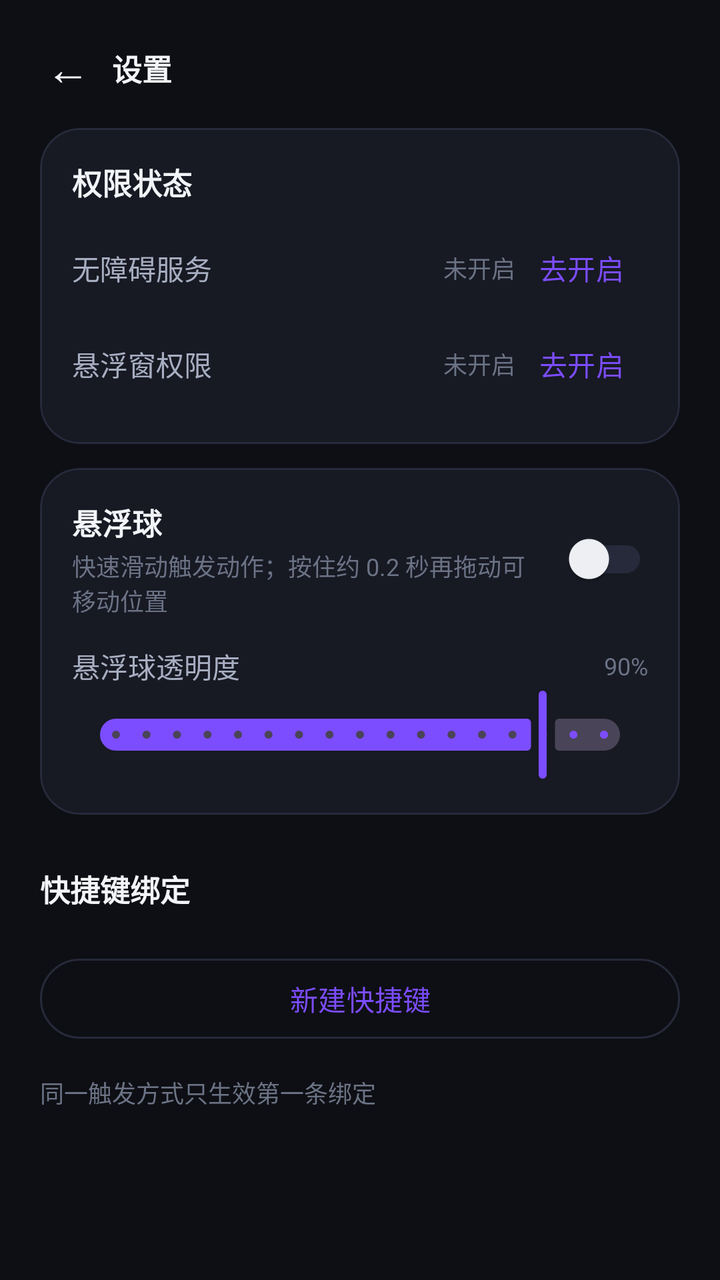
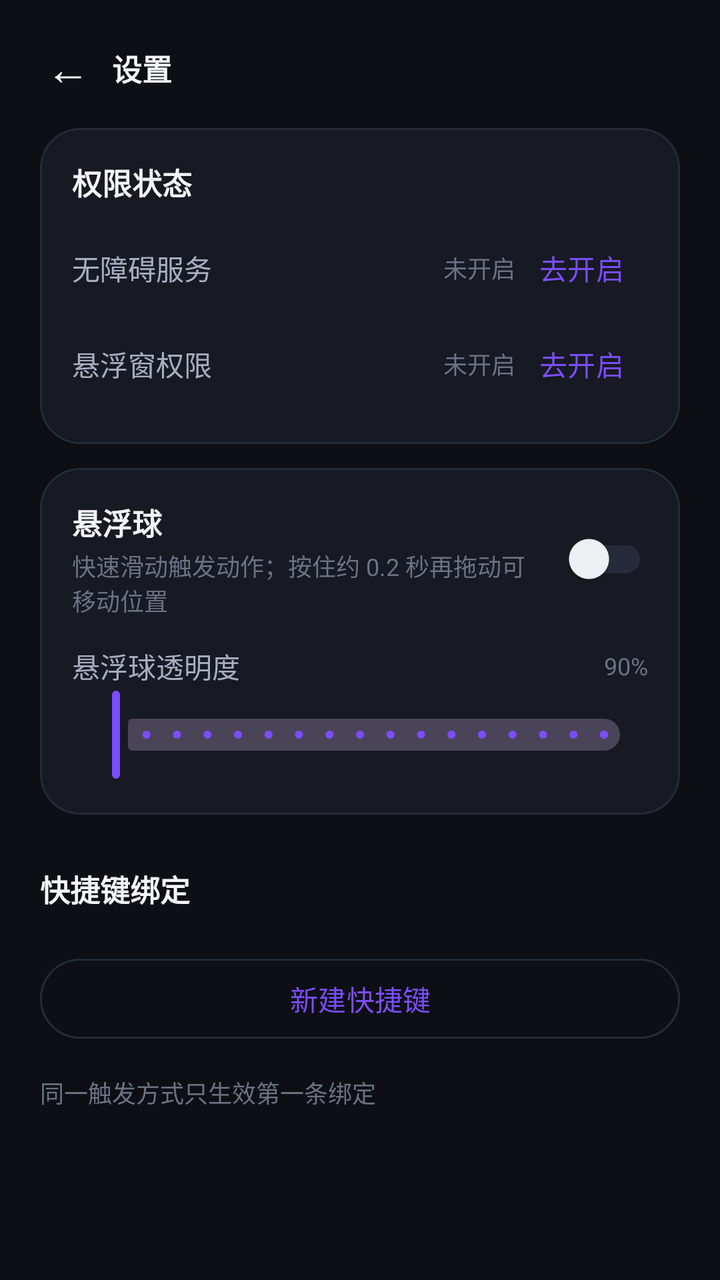

Screens rendered from an Android XML layout before and after an edit, with the pre-edit source and the edit as a unified diff.
<!-- AndroidManifest.xml: application theme Theme.LYToolbox -->
<!-- res/layout/activity_settings.xml -->
<?xml version="1.0" encoding="utf-8"?>
<LinearLayout xmlns:android="http://schemas.android.com/apk/res/android"
    android:layout_width="match_parent"
    android:layout_height="match_parent"
    android:background="@color/bg"
    android:orientation="vertical">

    
    <LinearLayout
        android:layout_width="match_parent"
        android:layout_height="wrap_content"
        android:gravity="center_vertical"
        android:orientation="horizontal"
        android:paddingStart="12dp"
        android:paddingTop="12dp"
        android:paddingEnd="16dp">

        <TextView
            android:id="@+id/btnBack"
            android:layout_width="44dp"
            android:layout_height="44dp"
            android:background="?attr/selectableItemBackgroundBorderless"
            android:gravity="center"
            android:text="←"
            android:textColor="@color/text_primary"
            android:textSize="22sp" />

        <TextView
            style="@style/Text.Section"
            android:layout_width="0dp"
            android:layout_height="wrap_content"
            android:layout_weight="1"
            android:text="@string/settings_title" />
    </LinearLayout>

    <ScrollView
        android:layout_width="match_parent"
        android:layout_height="0dp"
        android:layout_weight="1"
        android:fillViewport="true">

        <LinearLayout
            android:layout_width="match_parent"
            android:layout_height="wrap_content"
            android:orientation="vertical"
            android:paddingStart="20dp"
            android:paddingTop="8dp"
            android:paddingEnd="20dp"
            android:paddingBottom="32dp">

            
            <com.google.android.material.card.MaterialCardView
                style="@style/Widget.LY.Card"
                android:layout_width="match_parent"
                android:layout_height="wrap_content">

                <LinearLayout
                    android:layout_width="match_parent"
                    android:layout_height="wrap_content"
                    android:orientation="vertical"
                    android:padding="16dp">

                    <TextView
                        style="@style/Text.Section"
                        android:layout_width="wrap_content"
                        android:layout_height="wrap_content"
                        android:text="@string/status_title" />

                    <LinearLayout
                        android:layout_width="match_parent"
                        android:layout_height="wrap_content"
                        android:layout_marginTop="8dp"
                        android:gravity="center_vertical"
                        android:orientation="horizontal">

                        <TextView
                            style="@style/Text.Body"
                            android:layout_width="0dp"
                            android:layout_height="wrap_content"
                            android:layout_weight="1"
                            android:text="@string/accessibility_name" />

                        <TextView
                            android:id="@+id/tvAccState"
                            style="@style/Text.Caption"
                            android:layout_width="wrap_content"
                            android:layout_height="wrap_content"
                            android:text="@string/state_off" />

                        <com.google.android.material.button.MaterialButton
                            android:id="@+id/btnAccess"
                            style="@style/Widget.Material3.Button.TextButton"
                            android:layout_width="wrap_content"
                            android:layout_height="wrap_content"
                            android:minWidth="0dp"
                            android:text="@string/grant" />
                    </LinearLayout>

                    <LinearLayout
                        android:layout_width="match_parent"
                        android:layout_height="wrap_content"
                        android:gravity="center_vertical"
                        android:orientation="horizontal">

                        <TextView
                            style="@style/Text.Body"
                            android:layout_width="0dp"
                            android:layout_height="wrap_content"
                            android:layout_weight="1"
                            android:text="@string/overlay_name" />

                        <TextView
                            android:id="@+id/tvOverlayState"
                            style="@style/Text.Caption"
                            android:layout_width="wrap_content"
                            android:layout_height="wrap_content"
                            android:text="@string/state_off" />

                        <com.google.android.material.button.MaterialButton
                            android:id="@+id/btnOverlay"
                            style="@style/Widget.Material3.Button.TextButton"
                            android:layout_width="wrap_content"
                            android:layout_height="wrap_content"
                            android:minWidth="0dp"
                            android:text="@string/grant" />
                    </LinearLayout>
                </LinearLayout>
            </com.google.android.material.card.MaterialCardView>

            
            <com.google.android.material.card.MaterialCardView
                style="@style/Widget.LY.Card"
                android:layout_width="match_parent"
                android:layout_height="wrap_content"
                android:layout_marginTop="12dp">

                <LinearLayout
                    android:layout_width="match_parent"
                    android:layout_height="wrap_content"
                    android:orientation="vertical"
                    android:padding="16dp">

                    <LinearLayout
                        android:layout_width="match_parent"
                        android:layout_height="wrap_content"
                        android:gravity="center_vertical"
                        android:orientation="horizontal">

                        <LinearLayout
                            android:layout_width="0dp"
                            android:layout_height="wrap_content"
                            android:layout_weight="1"
                            android:orientation="vertical">

                            <TextView
                                style="@style/Text.Section"
                                android:layout_width="wrap_content"
                                android:layout_height="wrap_content"
                                android:text="@string/ball_title" />

                            <TextView
                                style="@style/Text.Caption"
                                android:layout_width="wrap_content"
                                android:layout_height="wrap_content"
                                android:layout_marginTop="2dp"
                                android:text="@string/ball_subtitle" />
                        </LinearLayout>

                        <com.google.android.material.switchmaterial.SwitchMaterial
                            android:id="@+id/swBall"
                            android:layout_width="wrap_content"
                            android:layout_height="wrap_content"
                            android:layout_marginStart="12dp" />
                    </LinearLayout>

                    <LinearLayout
                        android:layout_width="match_parent"
                        android:layout_height="wrap_content"
                        android:layout_marginTop="14dp"
                        android:gravity="center_vertical"
                        android:orientation="horizontal">

                        <TextView
                            style="@style/Text.Body"
                            android:layout_width="0dp"
                            android:layout_height="wrap_content"
                            android:layout_weight="1"
                            android:text="@string/alpha_title" />

                        <TextView
                            android:id="@+id/tvAlphaValue"
                            style="@style/Text.Caption"
                            android:layout_width="wrap_content"
                            android:layout_height="wrap_content"
                            android:text="90%" />
                    </LinearLayout>

                    <com.google.android.material.slider.Slider
                        android:id="@+id/sliderAlpha"
                        android:layout_width="match_parent"
                        android:layout_height="wrap_content"
                        android:stepSize="5"
                        android:value="90"
                        android:valueFrom="20"
                        android:valueTo="100" />
                </LinearLayout>
            </com.google.android.material.card.MaterialCardView>

            <TextView
                style="@style/Text.Section"
                android:layout_width="wrap_content"
                android:layout_height="wrap_content"
                android:layout_marginTop="26dp"
                android:text="@string/bindings_title" />

            <LinearLayout
                android:id="@+id/llBindings"
                android:layout_width="match_parent"
                android:layout_height="wrap_content"
                android:layout_marginTop="10dp"
                android:orientation="vertical" />

            <TextView
                android:id="@+id/tvBindingsEmpty"
                style="@style/Text.Caption"
                android:layout_width="match_parent"
                android:layout_height="wrap_content"
                android:layout_marginTop="10dp"
                android:gravity="center"
                android:paddingTop="16dp"
                android:paddingBottom="16dp"
                android:text="@string/binding_empty"
                android:visibility="gone" />

            <com.google.android.material.button.MaterialButton
                android:id="@+id/btnAdd"
                style="@style/Widget.Material3.Button.OutlinedButton"
                android:layout_width="match_parent"
                android:layout_height="wrap_content"
                android:layout_marginTop="10dp"
                android:text="@string/add_binding" />

            <TextView
                style="@style/Text.Caption"
                android:layout_width="match_parent"
                android:layout_height="wrap_content"
                android:layout_marginTop="14dp"
                android:text="@string/hint_trigger_conflict" />
        </LinearLayout>
    </ScrollView>
</LinearLayout>
<!-- resources referenced by this layout -->
<resources>
  <color name="bg">#0E0F14</color>
  <color name="text_primary">#F2F4F8</color>
  <string name="accessibility_name">无障碍服务</string>
  <string name="add_binding">新建快捷键</string>
  <string name="alpha_title">悬浮球透明度</string>
  <string name="ball_subtitle">快速滑动触发动作；按住约 0.2 秒再拖动可移动位置</string>
  <string name="ball_title">悬浮球</string>
  <string name="binding_empty">还没有快捷键，点下面按钮新建</string>
  <string name="bindings_title">快捷键绑定</string>
  <string name="grant">去开启</string>
  <string name="hint_trigger_conflict">同一触发方式只生效第一条绑定</string>
  <string name="overlay_name">悬浮窗权限</string>
  <string name="settings_title">设置</string>
  <string name="state_off">未开启</string>
  <string name="status_title">权限状态</string>
  <style name="Text.Body" parent="">
          <item name="android:textSize">14sp</item>
          <item name="android:textColor">@color/text_dim</item>
      </style>
  <style name="Text.Caption" parent="">
          <item name="android:textSize">12sp</item>
          <item name="android:textColor">@color/text_faint</item>
      </style>
  <style name="Text.Section" parent="">
          <item name="android:textSize">15sp</item>
          <item name="android:textStyle">bold</item>
          <item name="android:textColor">@color/text_primary</item>
      </style>
  <style name="Widget.LY.Card" parent="Widget.Material3.CardView.Filled">
          <item name="cardBackgroundColor">@color/card</item>
          <item name="cardCornerRadius">20dp</item>
          <item name="cardElevation">0dp</item>
          <item name="strokeColor">@color/stroke</item>
          <item name="strokeWidth">1dp</item>
      </style>
  <style name="Theme.LYToolbox" parent="Theme.Material3.Dark.NoActionBar">
          <item name="colorPrimary">@color/accent</item>
          <item name="colorOnPrimary">@color/white</item>
          <item name="colorSecondary">@color/accent2</item>
          <item name="colorOnSecondary">@color/bg</item>
          <item name="android:colorBackground">@color/bg</item>
          <item name="colorSurface">@color/card</item>
          <item name="colorOnSurface">@color/text_primary</item>
          <item name="colorOnSurfaceVariant">@color/text_dim</item>
          <item name="colorOutline">@color/stroke</item>
          <item name="android:statusBarColor">@color/bg</item>
          <item name="android:navigationBarColor">@color/bg</item>
          <item name="android:windowLightStatusBar">false</item>
          <item name="materialCardViewStyle">@style/Widget.LY.Card</item>
          <item name="textInputStyle">@style/Widget.LY.TextInput</item>
          <item name="android:fontFamily">sans-serif</item>
          <item name="android:windowBackground">@color/bg</item>
          <item name="android:forceDarkAllowed" tools:targetApi="q">false</item>
      </style>
  <color name="text_dim">#A7AEC1</color>
  <color name="text_faint">#6B7385</color>
  <color name="card">#171923</color>
  <color name="stroke">#262A3A</color>
  <color name="accent">#7C4DFF</color>
  <color name="white">#FFFFFF</color>
  <color name="accent2">#22D3EE</color>
  <style name="Widget.LY.TextInput" parent="Widget.Material3.TextInputLayout.OutlinedBox">
          <item name="boxStrokeColor">@color/accent</item>
          <item name="boxBackgroundColor">@color/card_alt</item>
          <item name="hintTextColor">@color/text_dim</item>
          <item name="android:textColorHint">@color/text_dim</item>
      </style>
  <color name="card_alt">#1F2230</color>
</resources>

<!-- the commit's change to res/layout/activity_settings.xml (unified diff, before → after) -->
@@ -200,7 +200,6 @@
                         android:layout_width="match_parent"
                         android:layout_height="wrap_content"
                         android:stepSize="5"
-                        android:value="90"
                         android:valueFrom="20"
                         android:valueTo="100" />
                 </LinearLayout>
